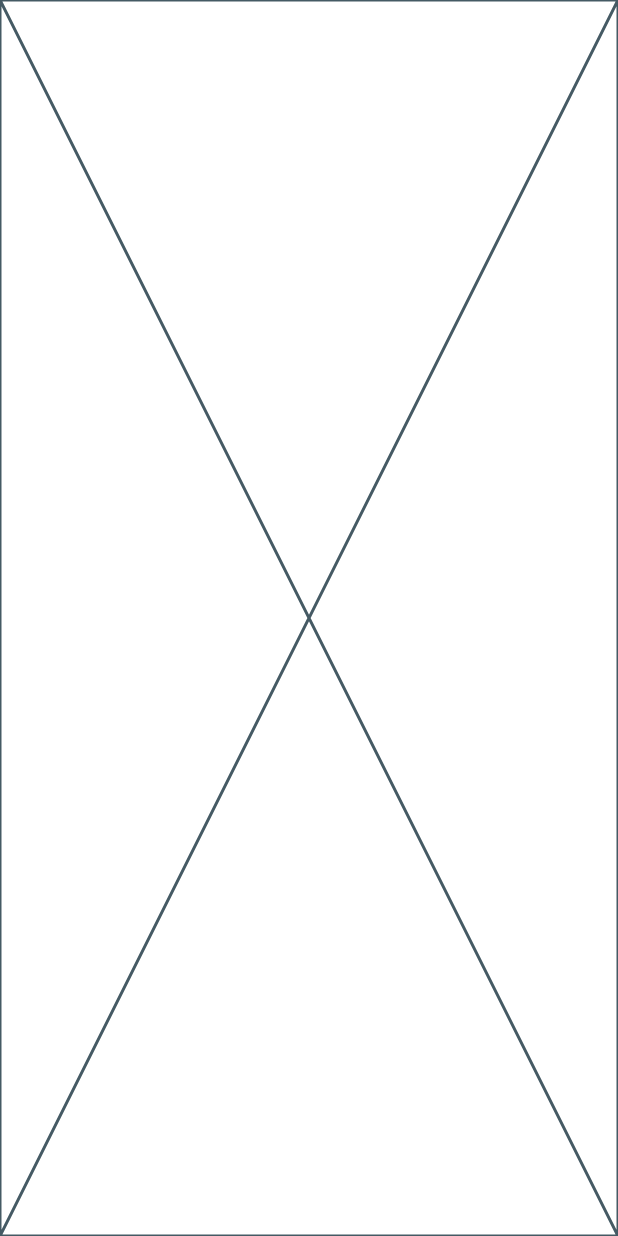
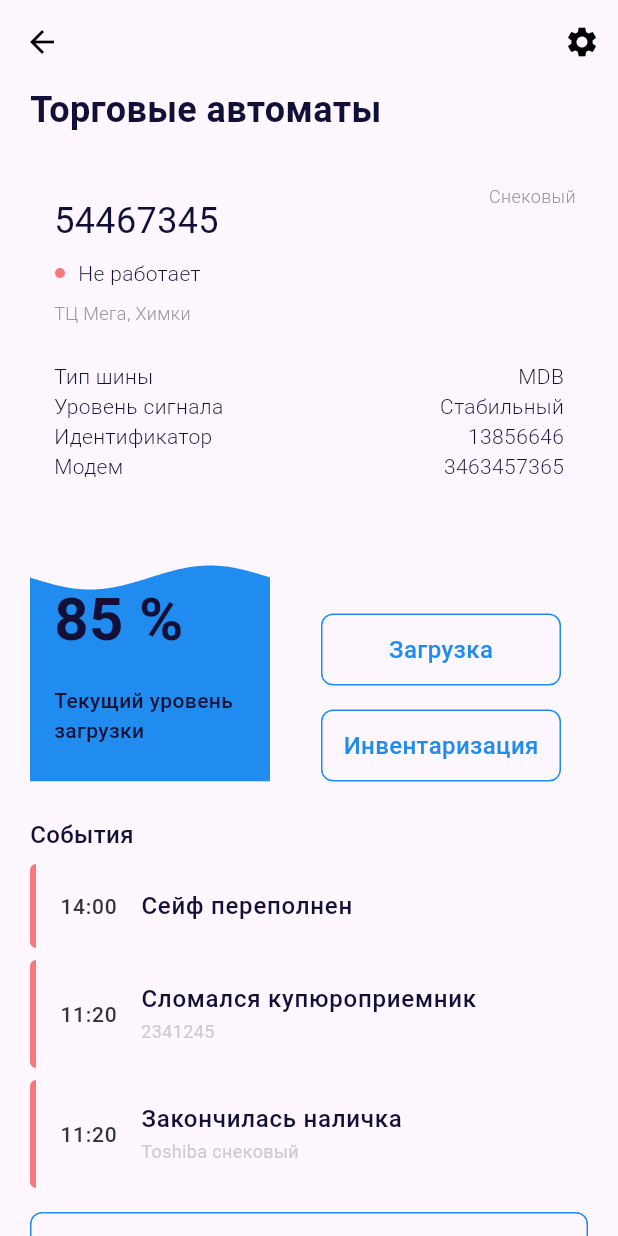
Before and after one commit to RinaZavr/VendingMachines, a Flutter app: the screen it shows after launch, on a phone screen of 412 x 824 dp. Run offline on Flutter 3.47's test engine with Material 3 defaults, Android fonts, the phone set to English and light mode, and no system bars; our stand-ins replace liquid_progress_indicator_v2.

Commit message:
Added main screen

```diff
--- a/lib/main.dart
+++ b/lib/main.dart
@@ -1,4 +1,5 @@
 import 'package:flutter/material.dart';
+import 'package:vendingmachines/ui/machine/screens/machine_main_screen.dart';
 
 void main() {
   runApp(const MyApp());
@@ -10,7 +11,7 @@ class MyApp extends StatelessWidget {
   @override
   Widget build(BuildContext context) {
     return const MaterialApp(
-      home: Placeholder(),
+      home: MachineMainScreen(),
     );
   }
 }
--- /dev/null
+++ b/lib/ui/bottomSheet/screens/bottom_sheet_screen.dart
@@ -0,0 +1,46 @@
+import 'package:flutter/material.dart';
+
+class BottomSheetScreen extends StatefulWidget {
+  const BottomSheetScreen({super.key});
+
+  @override
+  State<BottomSheetScreen> createState() => _BottomSheetScreenState();
+}
+
+class _BottomSheetScreenState extends State<BottomSheetScreen> {
+  @override
+  Widget build(BuildContext context) {
+    return ClipRRect(
+      borderRadius: const BorderRadius.only(
+          topLeft: Radius.circular(25.0), topRight: Radius.circular(25.0)),
+      child: Padding(
+        padding: const EdgeInsets.only(top: 8),
+        child: Scaffold(
+          appBar: AppBar(
+            automaticallyImplyLeading: false,
+            title: const Text(
+              'Загрузка',
+              style: TextStyle(
+                  color: Color(0xFF131037),
+                  fontSize: 24,
+                  fontWeight: FontWeight.w700),
+            ),
+            actions: [
+              IconButton(
+                  onPressed: () => Navigator.pop(context),
+                  icon: const Icon(
+                    Icons.close,
+                    size: 30,
+                  ))
+            ],
+          ),
+          body: CustomScrollView(
+            slivers: [
+
+            ],
+          ),
+        ),
+      ),
+    );
+  }
+}
--- /dev/null
+++ b/lib/ui/machine/screens/machine_main_screen.dart
@@ -0,0 +1,81 @@
+import 'package:flutter/material.dart';
+import 'package:vendingmachines/ui/bottomSheet/screens/bottom_sheet_screen.dart';
+import 'package:vendingmachines/ui/machine/widgets/events_widget.dart';
+import 'package:vendingmachines/ui/machine/widgets/finance_widget.dart';
+import 'package:vendingmachines/ui/machine/widgets/info_widget.dart';
+import 'package:vendingmachines/ui/machine/widgets/load_buttons_widget.dart';
+
+class MachineMainScreen extends StatefulWidget {
+  const MachineMainScreen({super.key});
+
+  @override
+  State<MachineMainScreen> createState() => _MachineMainScreenState();
+}
+
+class _MachineMainScreenState extends State<MachineMainScreen> {
+  @override
+  Widget build(BuildContext context) {
+    return Scaffold(
+      appBar: AppBar(
+        leading: IconButton(
+          icon: const Icon(
+            Icons.arrow_back,
+            color: Colors.black,
+          ),
+          onPressed: () {},
+        ),
+        actions: [
+          IconButton(
+            icon: const Icon(
+              Icons.settings,
+              color: Colors.black,
+            ),
+            onPressed: () {
+              showModalBottomSheet<void>(
+                  constraints: BoxConstraints(
+                      maxHeight: MediaQuery.of(context).size.height - 100),
+                  isScrollControlled: true,
+                  context: context,
+                  builder: (BuildContext context) {
+                    return const BottomSheetScreen();
+                  });
+            },
+          ),
+        ],
+      ),
+      body: const Padding(
+        padding: EdgeInsets.symmetric(horizontal: 20),
+        child: CustomScrollView(
+          slivers: [
+            SliverToBoxAdapter(
+              child: Text(
+                'Торговые автоматы',
+                style: TextStyle(
+                    color: Color(0xFF131037),
+                    fontSize: 24,
+                    fontWeight: FontWeight.w700),
+              ),
+            ),
+            SliverToBoxAdapter(
+              child: SizedBox(
+                height: 24,
+              ),
+            ),
+            SliverToBoxAdapter(
+              child: InfoWidget(),
+            ),
+            SliverToBoxAdapter(
+              child: LoadButtonsWidget(),
+            ),
+            SliverToBoxAdapter(
+              child: EventsWidget(),
+            ),
+            SliverToBoxAdapter(
+              child: FinanceWidget(),
+            ),
+          ],
+        ),
+      ),
+    );
+  }
+}
--- /dev/null
+++ b/lib/ui/machine/widgets/event_template_widget.dart
@@ -0,0 +1,43 @@
+import 'package:flutter/material.dart';
+
+class EventTemplateWidget extends StatelessWidget {
+  final String time;
+  final String title;
+  final String? subtitle;
+  const EventTemplateWidget({super.key, required this.time, required this.title, this.subtitle});
+
+  @override
+  Widget build(BuildContext context) {
+    return Container(
+          margin: const EdgeInsets.only(top: 8,),
+          decoration: BoxDecoration(
+              border: const Border(
+                left: BorderSide(color: Color(0xFFF97879), width: 4),
+              ),
+              borderRadius: BorderRadius.circular(4)),
+          child: ListTile(
+            leading: Text(
+              time,
+              style: const TextStyle(
+                  color: Color(0xFF333333),
+                  fontSize: 14,
+                  fontWeight: FontWeight.w500),
+            ),
+            title: Text(
+              title,
+              style: const TextStyle(
+                  color: Color(0xFF131037),
+                  fontSize: 16,
+                  fontWeight: FontWeight.w500),
+            ),
+            subtitle: subtitle != null ? Text(
+              subtitle!,
+              style: const TextStyle(
+                  color: Color(0xFFCCCCCC),
+                  fontSize: 12,
+                  fontWeight: FontWeight.w400),
+            ) : null,
+          ),
+        );
+  }
+}
--- /dev/null
+++ b/lib/ui/machine/widgets/events_widget.dart
@@ -0,0 +1,57 @@
+import 'package:flutter/material.dart';
+import 'package:vendingmachines/ui/machine/widgets/event_template_widget.dart';
+
+class EventsWidget extends StatelessWidget {
+  const EventsWidget({super.key});
+
+  @override
+  Widget build(BuildContext context) {
+    return Column(
+      crossAxisAlignment: CrossAxisAlignment.start,
+      children: [
+        const Text(
+          'События',
+          style: TextStyle(
+              color: Color(0xFF131037),
+              fontSize: 16,
+              fontWeight: FontWeight.w500),
+        ),
+        const EventTemplateWidget(
+          time: '14:00',
+          title: 'Сейф переполнен',
+        ),
+        const EventTemplateWidget(
+          time: '11:20',
+          title: 'Сломался купюроприемник',
+          subtitle: '2341245',
+        ),
+        const EventTemplateWidget(
+          time: '11:20',
+          title: 'Закончилась наличка',
+          subtitle: 'Toshiba снековый',
+        ),
+        Container(
+          margin: const EdgeInsets.only(top: 16, bottom: 24),
+          decoration: BoxDecoration(
+            border: Border.all(
+              color: const Color(0xFF218CEF),
+            ),
+            borderRadius: BorderRadius.circular(8),
+          ),
+          child: const Center(
+            child: Padding(
+              padding: EdgeInsets.symmetric(vertical: 10),
+              child: Text(
+                'Смотреть еще',
+                style: TextStyle(
+                    color: Color(0xFF218CEF),
+                    fontSize: 16,
+                    fontWeight: FontWeight.w500),
+              ),
+            ),
+          ),
+        ),
+      ],
+    );
+  }
+}
--- /dev/null
+++ b/lib/ui/machine/widgets/finance_widget.dart
@@ -0,0 +1,59 @@
+import 'package:flutter/material.dart';
+
+class FinanceWidget extends StatelessWidget {
+  const FinanceWidget({super.key});
+
+  @override
+  Widget build(BuildContext context) {
+    List info = [
+      ['assets/Cashback.png', '5700 ₽', 'Деньги в ТА'],
+      ['assets/Money.png', '1 255 ₽', 'Сдача'],
+      ['assets/Cashback.png', '5700 ₽', 'Деньги в ТА'],
+      ['assets/Money.png', '1 255 ₽', 'Сдача'],
+    ];
+    return Column(
+      crossAxisAlignment: CrossAxisAlignment.start,
+      children: [
+        const Text(
+          'Финансы',
+          style: TextStyle(
+              color: Color(0xFF131037),
+              fontSize: 16,
+              fontWeight: FontWeight.w500),
+        ),
+        Padding(
+          padding: const EdgeInsets.symmetric(vertical: 16),
+          child: SizedBox(
+            height: 75,
+            child: ListView.builder(
+              scrollDirection: Axis.horizontal,
+              itemBuilder: (context, index) {
+                return SizedBox(
+                  width: 180,
+                  child: ListTile(
+                    leading: Image.asset(info[index][0]),
+                    title: Text(
+                      info[index][1],
+                      style: const TextStyle(
+                          color: Color(0xFF131037),
+                          fontSize: 14,
+                          fontWeight: FontWeight.w500),
+                    ),
+                    subtitle: Text(
+                      info[index][2],
+                      style: const TextStyle(
+                          color: Color(0xFF131037),
+                          fontSize: 14,
+                          fontWeight: FontWeight.w300),
+                    ),
+                  ),
+                );
+              },
+              itemCount: info.length,
+            ),
+          ),
+        ),
+      ],
+    );
+  }
+}
--- /dev/null
+++ b/lib/ui/machine/widgets/info_widget.dart
@@ -0,0 +1,111 @@
+import 'package:flutter/material.dart';
+
+class InfoWidget extends StatelessWidget {
+  const InfoWidget({super.key});
+
+  @override
+  Widget build(BuildContext context) {
+    List info = [
+      ['Тип шины', 'MDB'],
+      ['Уровень сигнала', 'Стабильный'],
+      ['Идентификатор', '13856646'],
+      ['Модем', '3463457365'],
+    ];
+    return Stack(
+      children: [
+        Padding(
+          padding: const EdgeInsets.all(16),
+          child: Column(
+            crossAxisAlignment: CrossAxisAlignment.start,
+            children: [
+              const Text(
+                '54467345',
+                style: TextStyle(
+                  color: Color(0xFF131037),
+                  fontSize: 24,
+                  fontWeight: FontWeight.w400,
+                ),
+              ),
+              const Padding(
+                padding: EdgeInsets.symmetric(vertical: 8),
+                child: Row(
+                  children: [
+                    Icon(
+                      Icons.circle,
+                      color: Color(0xFFF97879),
+                      size: 8,
+                    ),
+                    Padding(
+                      padding: EdgeInsets.only(left: 8.0),
+                      child: Text(
+                        'Не работает',
+                        style: TextStyle(
+                          color: Color(0xFF131037),
+                          fontSize: 14,
+                          fontWeight: FontWeight.w300,
+                        ),
+                      ),
+                    ),
+                  ],
+                ),
+              ),
+              const Text(
+                'ТЦ Мега, Химки',
+                style: TextStyle(
+                  color: Color(0xFF999999),
+                  fontSize: 12,
+                  fontWeight: FontWeight.w300,
+                ),
+              ),
+              const SizedBox(
+                height: 24,
+              ),
+              ListView.builder(
+                shrinkWrap: true,
+                itemBuilder: ((context, index) {
+                  return Row(
+                    mainAxisAlignment: MainAxisAlignment.spaceBetween,
+                    children: [
+                      Text(
+                        info[index][0],
+                        style: const TextStyle(
+                          color: Color(0xFF131037),
+                          fontSize: 14,
+                          fontWeight: FontWeight.w300,
+                        ),
+                      ),
+                      Text(
+                        info[index][1],
+                        style: const TextStyle(
+                          color: Color(0xFF131037),
+                          fontSize: 14,
+                          fontWeight: FontWeight.w300,
+                        ),
+                      ),
+                    ],
+                  );
+                }),
+                itemCount: info.length,
+              ),
+            ],
+          ),
+        ),
+        const Align(
+          alignment: Alignment.topRight,
+          child: Padding(
+            padding: EdgeInsets.all(8.0),
+            child: Text(
+              'Снековый',
+              textAlign: TextAlign.end,
+              style: TextStyle(
+                color: Color(0xFF999999),
+                fontSize: 12,
+                fontWeight: FontWeight.w300,
+              ),
+            ),
+          ),
+        ),
+      ],
+    );
+  }
+}
--- /dev/null
+++ b/lib/ui/machine/widgets/load_buttons_widget.dart
@@ -0,0 +1,75 @@
+import 'package:flutter/material.dart';
+import 'package:vendingmachines/ui/machine/widgets/load_container.dart';
+
+class LoadButtonsWidget extends StatefulWidget {
+  const LoadButtonsWidget({super.key});
+
+  @override
+  State<LoadButtonsWidget> createState() => _LoadButtonsWidgetState();
+}
+
+class _LoadButtonsWidgetState extends State<LoadButtonsWidget> {
+  int loadPer = 85;
+  @override
+  Widget build(BuildContext context) {
+    return Padding(
+      padding: const EdgeInsets.symmetric(vertical: 24),
+      child: SizedBox(
+        height: 160,
+        child: Row(
+          mainAxisAlignment: MainAxisAlignment.center,
+          children: [
+            LoadContainer(loadPer: loadPer),
+            Expanded(
+              child: Column(
+                mainAxisAlignment: MainAxisAlignment.end,
+                children: [
+                  Container(
+                    margin: const EdgeInsets.only(left: 16),
+                    height: 48,
+                    width: 160,
+                    decoration: BoxDecoration(
+                      border: Border.all(
+                        color: const Color(0xFF218CEF),
+                      ),
+                      borderRadius: BorderRadius.circular(8),
+                    ),
+                    child: const Center(
+                      child: Text(
+                        'Загрузка',
+                        style: TextStyle(
+                            color: Color(0xFF218CEF),
+                            fontSize: 16,
+                            fontWeight: FontWeight.w500),
+                      ),
+                    ),
+                  ),
+                  Container(
+                    margin: const EdgeInsets.only(left: 16, top: 16),
+                    height: 48,
+                    width: 160,
+                    decoration: BoxDecoration(
+                      border: Border.all(
+                        color: const Color(0xFF218CEF),
+                      ),
+                      borderRadius: BorderRadius.circular(8),
+                    ),
+                    child: const Center(
+                      child: Text(
+                        'Инвентаризация',
+                        style: TextStyle(
+                            color: Color(0xFF218CEF),
+                            fontSize: 16,
+                            fontWeight: FontWeight.w500),
+                      ),
+                    ),
+                  ),
+                ],
+              ),
+            ),
+          ],
+        ),
+      ),
+    );
+  }
+}
--- /dev/null
+++ b/lib/ui/machine/widgets/load_container.dart
@@ -0,0 +1,76 @@
+import 'dart:async';
+
+import 'package:flutter/material.dart';
+import 'package:liquid_progress_indicator_v2/liquid_progress_indicator.dart';
+
+class LoadContainer extends StatefulWidget {
+  final int loadPer;
+  const LoadContainer({super.key, required this.loadPer});
+
+  @override
+  State<LoadContainer> createState() => _LoadContainerState();
+}
+
+class _LoadContainerState extends State<LoadContainer> {
+  int curLoadPer = 0;
+
+  @override
+  void initState() {
+    setPer();
+    super.initState();
+  }
+
+  setPer() async {
+    for(int i = 0; i < widget.loadPer; i++) {
+      await Future.delayed(const Duration(milliseconds: 10), () {
+        setState(() {
+        curLoadPer += 1;
+      });
+      });
+
+    }
+  }
+  @override
+  Widget build(BuildContext context) {
+    return SizedBox(
+      width: 160,
+      height: 160,
+      child: Stack(
+        children: [
+          LiquidLinearProgressIndicator(
+            value: curLoadPer /
+                100, // Фиксированное значение 1, чтобы волна заполняла всю ширину контейнера
+            valueColor: const AlwaysStoppedAnimation(Color(0xFF218CEF)), // Цвет волны
+            backgroundColor: Colors.transparent,
+            direction: Axis.vertical,
+          ),
+          Padding(
+            padding: const EdgeInsets.all(16),
+            child: Column(
+              mainAxisAlignment: MainAxisAlignment.spaceAround,
+              crossAxisAlignment: CrossAxisAlignment.start,
+              children: [
+                Text(
+                  '$curLoadPer %',
+                  style: const TextStyle(
+                    color: Color(0xFF131037),
+                    fontSize: 40,
+                    fontWeight: FontWeight.w700,
+                  ),
+                ),
+                const Text(
+                  'Текущий уровень загрузки',
+                  style: TextStyle(
+                    color: Color(0xFF131037),
+                    fontSize: 14,
+                    fontWeight: FontWeight.w500,
+                  ),
+                ),
+              ],
+            ),
+          ),
+        ],
+      ),
+    );
+  }
+}
--- a/pubspec.yaml
+++ b/pubspec.yaml
@@ -30,7 +30,7 @@ environment:
 dependencies:
   flutter:
     sdk: flutter
-
+  liquid_progress_indicator_v2: ^0.5.0
 
   # The following adds the Cupertino Icons font to your application.
   # Use with the CupertinoIcons class for iOS style icons.
@@ -59,8 +59,8 @@ flutter:
   uses-material-design: true
 
   # To add assets to your application, add an assets section, like this:
-  # assets:
-  #   - images/a_dot_burr.jpeg
+  assets:
+    - assets/
   #   - images/a_dot_ham.jpeg
 
   # An image asset can refer to one or more resolution-specific "variants", see
```
Also changed, not shown: assets/Cashback.png (added), assets/Money.png (added).
